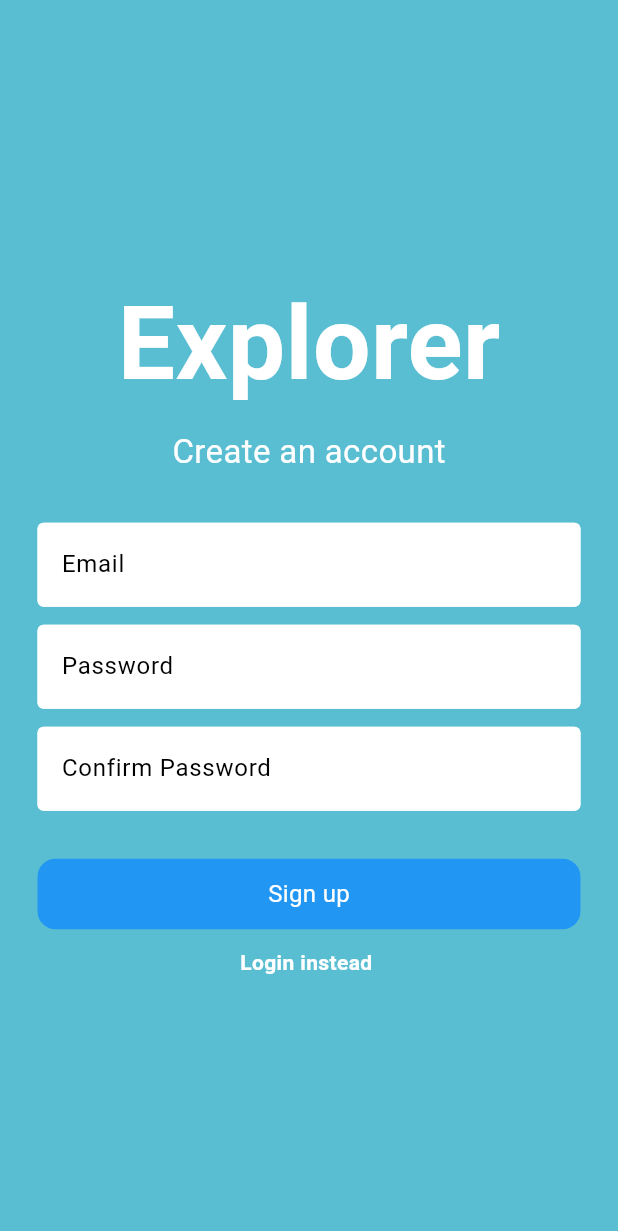
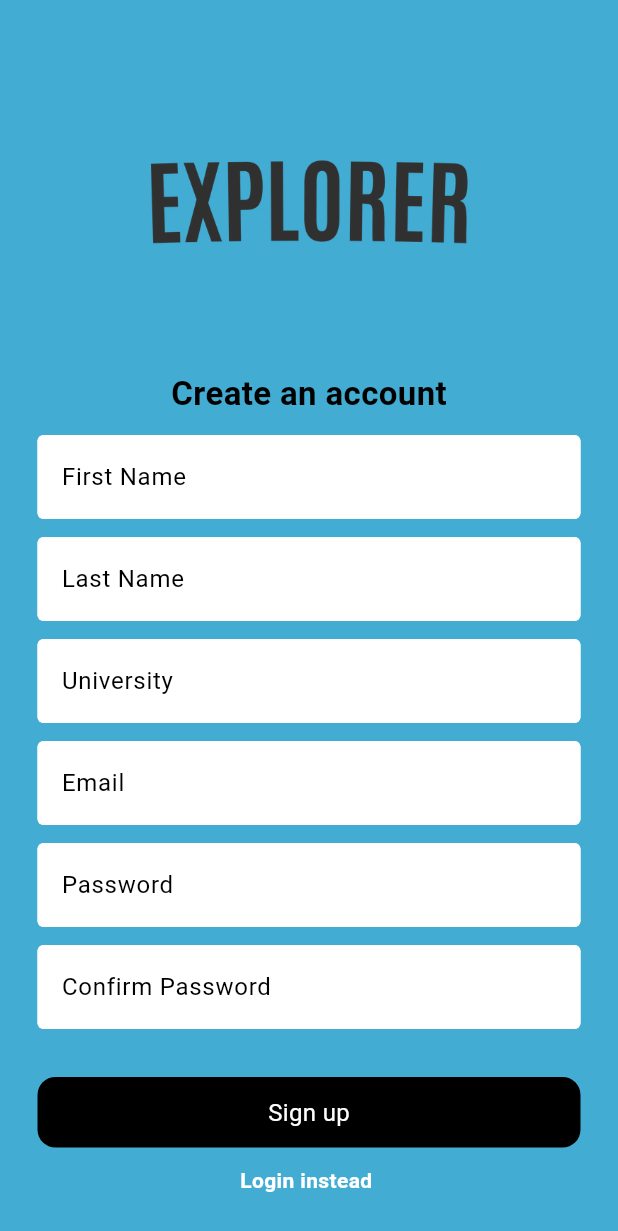
Before and after one commit to jackmccowan/explorer_web, a Flutter app: the screen it shows after launch, after a tap on "Register", on a phone screen of 412 x 824 dp. Shown: the top 1231 px of the screen. Run offline on Flutter 3.47's test engine with Material 3 defaults, Android fonts, the phone set to English and light mode, and no system bars; our stand-ins replace cloud_firestore, firebase_auth, firebase_core; accounts and stored records are empty; network calls fail.

```diff
--- a/lib/colors.dart
+++ b/lib/colors.dart
@@ -1,3 +1,3 @@
 import 'package:flutter/material.dart';
 
-const Color explorerBlue = Color.fromARGB(255, 90, 190, 210);
+const Color explorerBlue = Color.fromARGB(255, 66, 172, 211);
--- a/lib/pages/login_page.dart
+++ b/lib/pages/login_page.dart
@@ -4,6 +4,7 @@ import 'package:explorer_web/components/my_button.dart';
 import 'package:explorer_web/components/text_field.dart';
 import 'package:explorer_web/services/auth/auth_service.dart';
 import 'package:explorer_web/colors.dart';
+import 'package:explorer_web/utils.dart';
 
 class LoginPage extends StatefulWidget {
   final void Function()? onTap;
@@ -16,6 +17,9 @@ class LoginPage extends StatefulWidget {
 class _LoginPageState extends State<LoginPage> {
   final emailController = TextEditingController();
   final passwordController = TextEditingController();
+  final firstNameController = TextEditingController();
+  final lastNameController = TextEditingController();
+  final universityController = TextEditingController();
 
   void signIn() async {
     final authService = Provider.of<AuthService>(context, listen: false);
@@ -24,6 +28,9 @@ class _LoginPageState extends State<LoginPage> {
       await authService.signInWithEmailAndPassword(
         emailController.text,
         passwordController.text,
+        firstNameController.text,
+        lastNameController.text,
+        universityController.text,
       );
     } catch (e) {
       // ignore: use_build_context_synchronously
@@ -42,19 +49,19 @@ class _LoginPageState extends State<LoginPage> {
         child: Column(
           mainAxisAlignment: MainAxisAlignment.center,
           children: [
-          const Padding(
+          Padding(
             padding: EdgeInsets.all(8.0),
-            child: Text(
-              "Explorer",
-              style: TextStyle(fontSize: 68, fontWeight: FontWeight.w600, color: Colors.white)
-            ),
+            child: Image.asset(
+                explorerLogo,
+                height: 100,
+              ),
           ),
 
         const SizedBox(height: 100),
 
           //email textfield
          SizedBox(
-            width: 600,
+            width: 500,
            child: MyTextField(
             controller: emailController,
             hintText: 'Email',
@@ -66,7 +73,7 @@ class _LoginPageState extends State<LoginPage> {
 
         //Password
           SizedBox(
-            width: 600,
+            width: 500,
             child: MyTextField(
             controller: passwordController,
             hintText: 'Password',
@@ -77,8 +84,8 @@ class _LoginPageState extends State<LoginPage> {
           const SizedBox(height: 32),
 
           SizedBox(
-            width: 600,
-            child: MyButton(onTap: signIn, text: "Sign in", color: Colors.blue,)),
+            width: 500,
+            child: MyButton(onTap: signIn, text: "Sign in", color: Colors.black,)),
 
           const SizedBox(height: 16),
 
--- a/lib/pages/register_page.dart
+++ b/lib/pages/register_page.dart
@@ -4,6 +4,8 @@ import 'package:provider/provider.dart';
 import 'package:explorer_web/components/my_button.dart';
 import 'package:explorer_web/components/text_field.dart';
 import 'package:explorer_web/services/auth/auth_service.dart';
+import 'package:explorer_web/utils.dart';
+
 
 class RegisterPage extends StatefulWidget {
   final void Function()? onTap;
@@ -17,6 +19,9 @@ class _RegisterPageState extends State<RegisterPage> {
    final emailController = TextEditingController();
   final passwordController = TextEditingController();
   final confirmPasswordController = TextEditingController();
+  final firstNameController = TextEditingController();
+  final lastNameController = TextEditingController();
+  final universityController = TextEditingController();
 
   void signUp() async {
     if (passwordController.text != confirmPasswordController.text) {
@@ -29,7 +34,7 @@ class _RegisterPageState extends State<RegisterPage> {
     final authService = Provider.of<AuthService>(context, listen: false);
 
     try {
-      await authService.signUpWithEmailAndPassword(emailController.text, passwordController.text);
+      await authService.signUpWithEmailAndPassword(emailController.text, passwordController.text, firstNameController.text, lastNameController.text, universityController.text);
     } catch (e) {
       // ignore: use_build_context_synchronously
       ScaffoldMessenger.of(context).showSnackBar(SnackBar(content: Text(e.toString())));
@@ -46,21 +51,53 @@ class _RegisterPageState extends State<RegisterPage> {
         child: Column(
           mainAxisAlignment: MainAxisAlignment.center,
           children: [
-          const Padding(
-            padding: EdgeInsets.all(8.0),
-            child: Text(
-              "Explorer",
-              style: TextStyle(fontSize: 68, fontWeight: FontWeight.w600, color: Colors.white)
+          Padding(
+            padding: EdgeInsets.all(60.0),
+            child: Image.asset(
+                explorerLogo,
+                height: 100,
+              ),
+          ),
+          const Text("Create an account", style: TextStyle(color: Colors.black, fontSize: 22, fontWeight: FontWeight.bold)),
+
+        const SizedBox(height: 12),
+
+         SizedBox(
+            width: 500,
+           child: MyTextField(
+            controller: firstNameController,
+            hintText: 'First Name',
+            obscureText: false,
             ),
+         ),
 
-          ),
-          const Text("Create an account", style: TextStyle(color: Colors.white, fontSize: 22)),
+        const SizedBox(height: 12),
 
-        const SizedBox(height: 32),
+         SizedBox(
+            width: 500,
+           child: MyTextField(
+            controller: lastNameController,
+            hintText: 'Last Name',
+            obscureText: false,
+            ),
+         ),
 
-          //email textfield
+        const SizedBox(height: 12),
+
+        SizedBox(
+            width: 500,
+           child: MyTextField(
+            controller: universityController,
+            hintText: 'University', //this needs to be changed to a dropdown
+            obscureText: false,
+            ),
+         ),
+
+        const SizedBox(height: 12),
+
+
          SizedBox(
-            width: 600,
+            width: 500,
            child: MyTextField(
             controller: emailController,
             hintText: 'Email',
@@ -70,9 +107,8 @@ class _RegisterPageState extends State<RegisterPage> {
 
           const SizedBox(height: 12),
 
-          //Password
             SizedBox(
-              width: 600,
+              width: 500,
               child: MyTextField(
               controller: passwordController,
               hintText: 'Password',
@@ -83,7 +119,7 @@ class _RegisterPageState extends State<RegisterPage> {
             const SizedBox(height: 12),
 
           SizedBox(
-            width: 600,
+            width: 500,
             child: MyTextField(
             controller: confirmPasswordController,
             hintText: 'Confirm Password',
@@ -94,8 +130,8 @@ class _RegisterPageState extends State<RegisterPage> {
           const SizedBox(height: 32),
 
           SizedBox(
-            width: 600,
-            child: MyButton(onTap: signUp, text: "Sign up", color: Colors.blue)),
+            width: 500,
+            child: MyButton(onTap: signUp, text: "Sign up", color: Colors.black)),
 
           const SizedBox(height: 12),
 
--- a/lib/services/auth/auth_service.dart
+++ b/lib/services/auth/auth_service.dart
@@ -7,14 +7,18 @@ class AuthService extends ChangeNotifier{
   final FirebaseFirestore _fireStore = FirebaseFirestore.instance;
 
   Future<UserCredential> signInWithEmailAndPassword(
-    String email, String password) async {
+    String email, String password, String firstName, String lastName, String university) async {
     try {
       UserCredential userCredential =
         await _firebaseAuth.signInWithEmailAndPassword(email: email, password: password);
 
         _fireStore.collection('users').doc(userCredential.user!.uid).set({
           'uid': userCredential.user!.uid,
+          'f_name': firstName,
+          'l_name': lastName,
           'email': email,
+          'University': university,
+          'createdAt': FieldValue.serverTimestamp(),
         }, SetOptions(merge: true));
 
         return userCredential;
@@ -24,13 +28,17 @@ class AuthService extends ChangeNotifier{
     }
 
     Future<UserCredential> signUpWithEmailAndPassword(
-      String email, String password) async {
+      String email, String password, String firstName, String lastName, String university) async {
       try {
         UserCredential userCredential = await _firebaseAuth.createUserWithEmailAndPassword(email: email, password: password);
 
         _fireStore.collection('users').doc(userCredential.user!.uid).set({
           'uid': userCredential.user!.uid,
           'email': email,
+          'f_name': firstName,
+          'l_name': lastName,
+          'University': university,
+          'createdAt': FieldValue.serverTimestamp(),
         });
 
 
--- a/lib/utils.dart
+++ b/lib/utils.dart
@@ -0,0 +1,10 @@
+  import 'package:provider/provider.dart';
+  import 'package:explorer_web/services/auth/auth_service.dart';
+  import 'package:flutter/material.dart';
+
+  void signOut(BuildContext context) {
+    final authService = Provider.of<AuthService>(context, listen: false);
+    authService.signOut();
+  }
+
+  const String explorerLogo = 'assets/images/explorerLogo.png';
--- a/pubspec.yaml
+++ b/pubspec.yaml
@@ -35,6 +35,7 @@ dependencies:
   google_fonts: ^6.2.1
   cloud_firestore: ^5.6.5
   provider: ^6.1.4
+  intl: ^0.18.0
 
   # The following adds the Cupertino Icons font to your application.
   # Use with the CupertinoIcons class for iOS style icons.
@@ -56,7 +57,8 @@ dev_dependencies:
 
 # The following section is specific to Flutter packages.
 flutter:
-
+  assets:
+    - assets/images/explorerLogo.png
   # The following line ensures that the Material Icons font is
   # included with your application, so that you can use the icons in
   # the material Icons class.
```
Also changed, not shown: lib/components/loan_overview.dart (added, +68 -0 lines), lib/components/payment_history.dart (added, +88 -0 lines), lib/main_screen.dart (+80 -25 lines), lib/pages/dashboard_page.dart (+52 -52 lines), lib/pages/documents_page.dart (added, +12 -0 lines), lib/pages/loans_page.dart (added, +12 -0 lines), lib/services/loan_service.dart (added, +89 -0 lines), assets/images/explorerLogo.png (added), pubspec.lock.
